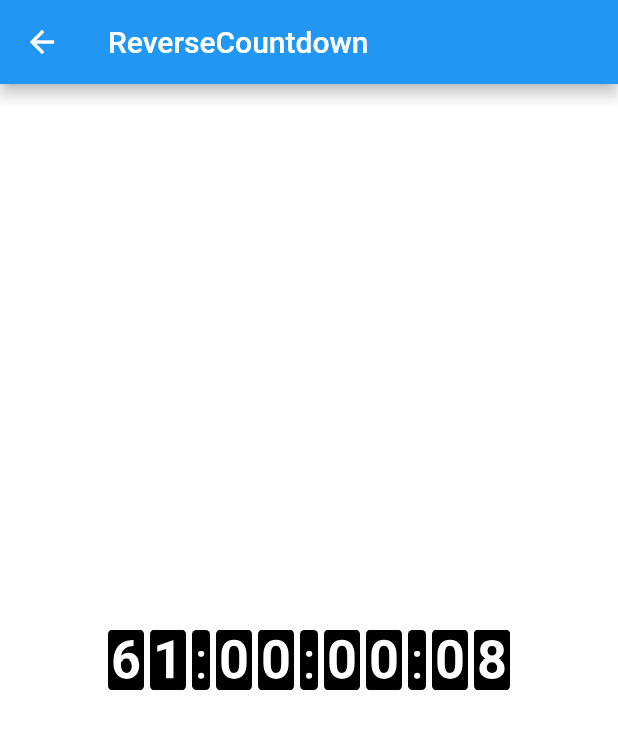
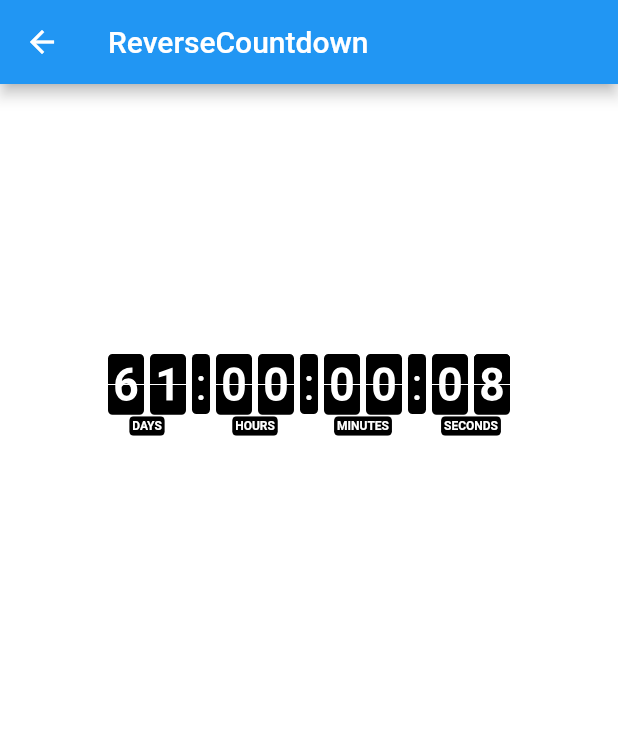
Before and after one commit to hnvn/flutter_flip_panel, a Flutter app: the ReverseCountdown screen opened by its route, on a phone screen of 412 x 824 dp. Shown: the top 729 px of the screen. Run offline on Flutter 3.47's test engine with Material 2 defaults, Android fonts, the phone set to English and light mode, and no system bars.

Commit message:
UI improved for reverseCountDown

```diff
--- a/example/lib/main.dart
+++ b/example/lib/main.dart
@@ -239,7 +239,7 @@ class ReverseCountdown extends StatelessWidget {
             duration: _duration,
             digitColor: Colors.white,
             backgroundColor: Colors.black,
-            digitSize: 35.0,
+            digitSize: 30.0,
             borderRadius: const BorderRadius.all(Radius.circular(3.0)),
             //onDone: () => print('ih'),
           ),
--- a/lib/flip_panel.dart
+++ b/lib/flip_panel.dart
@@ -241,10 +241,21 @@ class FlipClock extends StatelessWidget {
     if (_showDays) {
       digitList.addAll([
         _buildSegment(timeStream, (DateTime time) =>  (timeLeft.inDays>99)? 9 : (timeLeft.inDays ~/ 10),
-            (DateTime time) => (timeLeft.inDays>99)? 9 : (timeLeft.inDays % 10), startTime),
+            (DateTime time) => (timeLeft.inDays>99)? 9 : (timeLeft.inDays % 10), startTime, "days"),
+        Column(
+          children: <Widget>[
             Padding(
               padding: spacing,
               child: _separator,
+            ),
+            (_showDays)
+            ? Container(
+              color: Colors.black
+            )
+            : Container(
+              color: Colors.transparent,
+            )
+          ],
         )
       ]);
     }
@@ -252,36 +263,64 @@ class FlipClock extends StatelessWidget {
     if (_showHours) {
       digitList.addAll([
         _buildSegment(timeStream, (DateTime time) => (countdownMode)? (timeLeft.inHours%24) ~/ 10 : (time.hour) ~/10,
-            (DateTime time) => (countdownMode)? (timeLeft.inHours%24) % 10 : (time.hour) %10, startTime),
+            (DateTime time) => (countdownMode)? (timeLeft.inHours%24) % 10 : (time.hour) %10, startTime, "Hours"),
+        Column(
+          children: <Widget>[
             Padding(
               padding: spacing,
               child: _separator,
+            ),
+            (_showDays)
+            ? Container(
+              color: Colors.black
+            )
+            : Container(
+              color: Colors.transparent,
+            )
+          ],
         )
       ]);
     }
-    return Row(
+    return Padding(
+      padding: const EdgeInsets.only(top: 180.0),
+      child: Row(
         mainAxisSize: MainAxisSize.min,
         children: digitList
           ..addAll([
             // Minutes
             _buildSegment(timeStream, (DateTime time) => (countdownMode)? (timeLeft.inMinutes%60) ~/ 10 : (time.minute) ~/10,
-              (DateTime time) => (countdownMode)? (timeLeft.inMinutes%60) % 10 : (time.minute) %10, startTime),
+                (DateTime time) => (countdownMode)? (timeLeft.inMinutes%60) % 10 : (time.minute) %10, startTime, "minutes"),
 
+            Column(
+            children: <Widget>[
               Padding(
                 padding: spacing,
                 child: _separator,
               ),
+              (_showDays)
+              ? Container(
+                color: Colors.black
+              )
+              : Container(
+                color: Colors.transparent,
+              )
+            ],
+          ),
 
             // Seconds
             _buildSegment(timeStream, (DateTime time) => (countdownMode)? (timeLeft.inSeconds%60) ~/ 10 : (time.second) ~/10,
-              (DateTime time) => (countdownMode)? (timeLeft.inSeconds%60) % 10 : (time.second) %10, startTime)
+                (DateTime time) => (countdownMode)? (timeLeft.inSeconds%60) % 10 : (time.second) %10, startTime, "seconds")
           ]),
+      ),
     );
   }
 
   _buildSegment(Stream<DateTime> timeStream, Function tensDigit,
-      Function onesDigit, DateTime startTime) {
-    return Row(children: [
+      Function onesDigit, DateTime startTime, String id) {
+    return Column(
+      children: <Widget>[
+        Row(
+          children: [
             Padding(
               padding: spacing,
               child: FlipPanel<int>.stream(
@@ -302,7 +341,39 @@ class FlipClock extends StatelessWidget {
                 direction: flipDirection,
               ),
             ),
-    ]);
+          ]
+        ),
+        (_showDays)
+        ? Row(
+          children: <Widget>[
+            Padding(
+              padding: const EdgeInsets.all(1.0),
+              child: ClipRRect(
+                borderRadius: BorderRadius.circular(3.0),
+                child: Container(
+                  decoration: BoxDecoration(
+                    color: Colors.black,
+
+                  ),
+                  child: Padding(
+                    padding: const EdgeInsets.all(2.0),
+                    child: Text(
+                      id.toUpperCase(),
+                      style: TextStyle(
+                        color: Colors.white,
+                        fontSize: 8.0,
+                        fontWeight: FontWeight.bold,
+                      ),
+                    ),
+                  ),
+                ),
+              ),
+            )
+          ],
+        )
+        : Row()
+      ],
+    );
   }
 }
 
```
Lines whose indentation alone changed are shown as unchanged.
